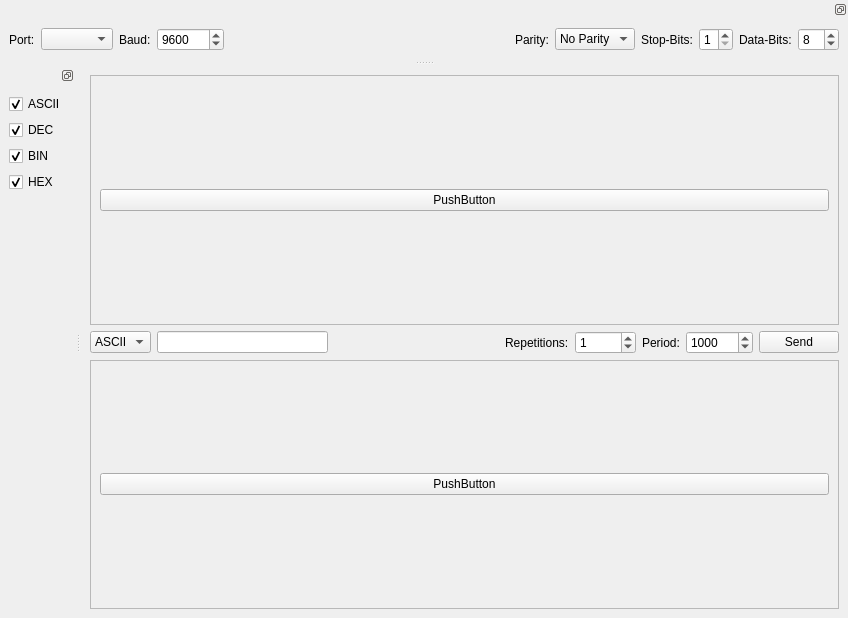
This is Res/main.ui in aul12/SerialToolbox as Qt 5 draws it before an edit. The edited form follows.
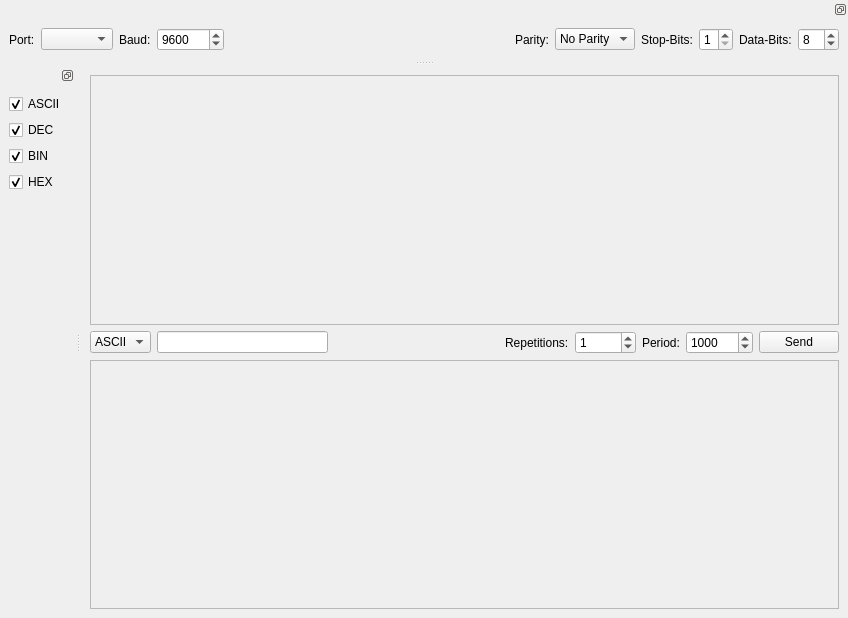
This is the edited form.

What changed in the file:
```diff
--- a/Res/main.ui
+++ b/Res/main.ui
@@ -25,21 +25,13 @@
         <rect>
          <x>0</x>
          <y>0</y>
-         <width>706</width>
+         <width>747</width>
          <height>245</height>
         </rect>
        </property>
        <layout class="QGridLayout" name="gridLayout_2">
         <item row="0" column="0">
-         <layout class="QGridLayout" name="receiveGrid">
-          <item row="0" column="0">
-           <widget class="QPushButton" name="pushButton">
-            <property name="text">
-             <string>PushButton</string>
-            </property>
-           </widget>
-          </item>
-         </layout>
+         <layout class="QGridLayout" name="receiveGrid"/>
         </item>
        </layout>
       </widget>
@@ -143,21 +135,13 @@
         <rect>
          <x>0</x>
          <y>0</y>
-         <width>706</width>
+         <width>747</width>
          <height>244</height>
         </rect>
        </property>
        <layout class="QGridLayout" name="gridLayout">
         <item row="0" column="0">
-         <layout class="QGridLayout" name="sendGrid">
-          <item row="0" column="0">
-           <widget class="QPushButton" name="pushButton_2">
-            <property name="text">
-             <string>PushButton</string>
-            </property>
-           </widget>
-          </item>
-         </layout>
+         <layout class="QGridLayout" name="sendGrid"/>
         </item>
        </layout>
       </widget>
```
